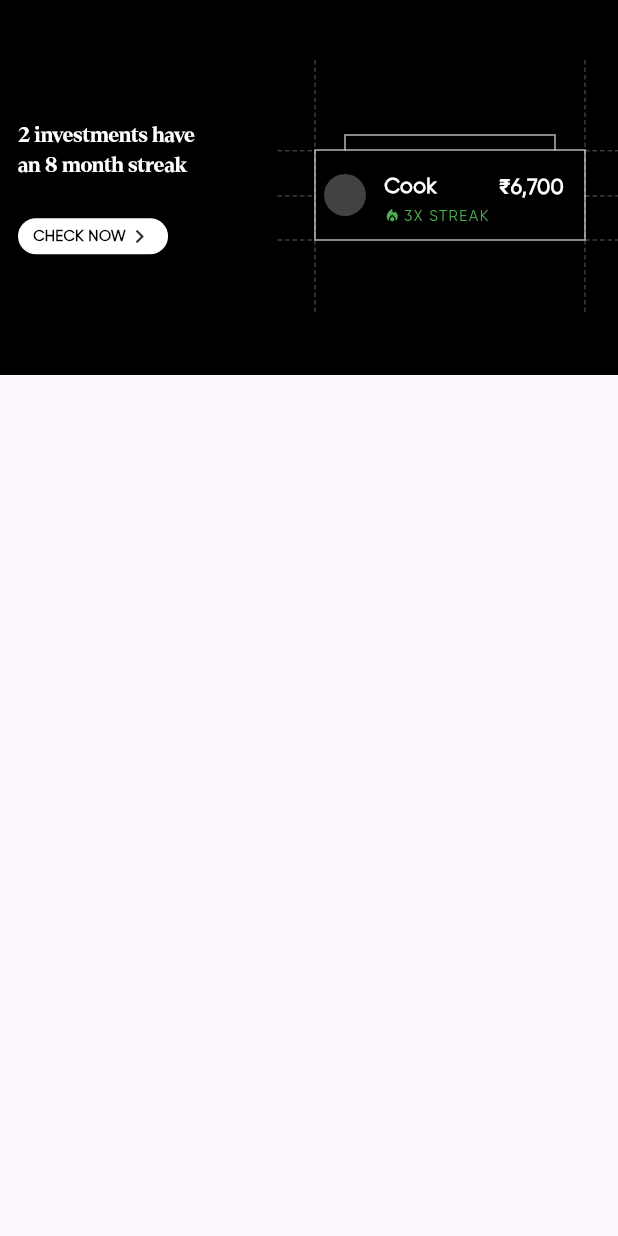
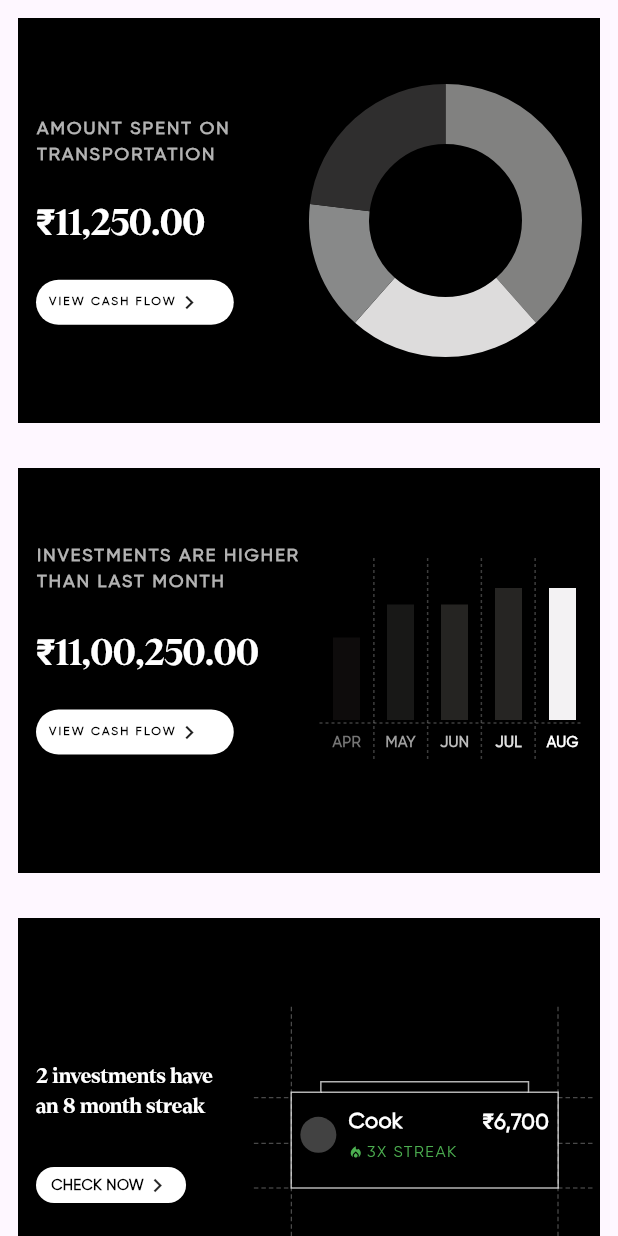
Before and after one commit to StumatoXPlum/Plum_ClientSide, a Flutter app: the screen it shows after launch, on a phone screen of 412 x 824 dp. Run offline on Flutter 3.47's test engine with Material 3 defaults, Android fonts, the phone set to English and light mode, and no system bars; drawn by our look-alikes of fl_chart; our stand-ins replace device_preview.

Commit message:
responsive UI

```diff
--- /dev/null
+++ b/devtools_options.yaml
@@ -0,0 +1,3 @@
+description: This file stores settings for Dart & Flutter DevTools.
+documentation: https://docs.flutter.dev/tools/devtools/extensions#configure-extension-enablement-states
+extensions:
--- a/lib/main.dart
+++ b/lib/main.dart
@@ -1,8 +1,15 @@
+import 'package:device_preview/device_preview.dart';
+import 'package:flutter/foundation.dart';
 import 'package:flutter/material.dart';
-import 'package:task1/presentation/views/streak_screen.dart';
+import 'package:task1/presentation/views/combined_screen.dart';
 
 void main() {
-  runApp(MyApp());
+  runApp(
+    DevicePreview(
+      enabled: !kReleaseMode,
+      builder: (context) => MyApp(),
+    ),
+  );
 }
 
 class MyApp extends StatelessWidget {
@@ -11,9 +18,11 @@ class MyApp extends StatelessWidget {
   @override
   Widget build(BuildContext context) {
     return MaterialApp(
+      locale: DevicePreview.locale(context),
+      builder: DevicePreview.appBuilder,
       debugShowCheckedModeBanner: false,
       title: 'Flutter Demo',
-      home: StreakScreen(),
+      home: CombinedScreen(),
     );
   }
 }
--- a/lib/presentation/viewmodels/bar_graph_vm.dart
+++ b/lib/presentation/viewmodels/bar_graph_vm.dart
@@ -332,11 +332,13 @@ class BarLabel extends StatelessWidget {
     return Column(
       crossAxisAlignment: CrossAxisAlignment.center,
       children: [
-        const SizedBox(height: 9),
-        Text(
-          label ?? '',
-          style: AppTextStyles.gilroyRegular.copyWith(
-              color: color, fontSize: 10, fontWeight: FontWeight.bold),
+        Padding(
+          padding: const EdgeInsets.only(top: 8.0),
+          child: Text(
+            label ?? '',
+            style: AppTextStyles.gilroyRegular.copyWith(
+                color: color, fontSize: 10, fontWeight: FontWeight.bold),
+          ),
         ),
         // const SizedBox(height: 2),
         // if (subLabel != null)
--- a/lib/presentation/views/bar_graph_screen.dart
+++ b/lib/presentation/views/bar_graph_screen.dart
@@ -1,10 +1,109 @@
 import 'package:fl_chart/fl_chart.dart';
 import 'package:flutter/material.dart';
 import 'package:task1/Utils/fonts/fonts.dart';
+import 'package:task1/presentation/dummy%20data/dummy_bar_data.dart';
 import 'package:task1/presentation/viewmodels/bar_graph_vm.dart';
 
-class BarGraphScreen extends StatefulWidget {
+class BarGraphScreen extends StatelessWidget {
   const BarGraphScreen({
+    super.key,
+  });
+
+  @override
+  Widget build(BuildContext context) {
+    return Scaffold(
+      body: Container(
+        height: 270,
+        width: double.infinity,
+        decoration: const BoxDecoration(color: Colors.black),
+        child: Padding(
+          padding: const EdgeInsets.symmetric(horizontal: 12.0),
+          child: Stack(
+            children: [
+              Positioned(
+                right: -5,
+                child: BarGraphWidget(
+                  graphVm: DummyBarData.getMockData(),
+                ),
+              ),
+              Positioned(
+                top: 50,
+                child: ForeGroundData(),
+              ),
+            ],
+          ),
+        ),
+      ),
+    );
+  }
+}
+
+class ForeGroundData extends StatelessWidget {
+  const ForeGroundData({super.key});
+
+  @override
+  Widget build(BuildContext context) {
+    // double screenHeight = MediaQuery.of(context).size.height;
+    double screenWidth = MediaQuery.of(context).size.width;
+    return Expanded(
+      child: Column(
+        spacing: 18,
+        crossAxisAlignment: CrossAxisAlignment.start,
+        mainAxisSize: MainAxisSize.min,
+        children: [
+          Text(
+            "INVESTMENTS ARE HIGHER\nTHAN LAST MONTH",
+            style: AppTextStyles.gilroyBold.copyWith(
+              fontSize: 12,
+              color: Colors.white70,
+              fontWeight: FontWeight.bold,
+              letterSpacing: 1.4,
+            ),
+            maxLines: 2,
+          ),
+          Text(
+            "₹11,00,250.00",
+            style: AppTextStyles.dentonBold
+                .copyWith(fontSize: 24, color: Colors.white, height: 1.7),
+          ),
+          Container(
+            width: screenWidth * 0.32,
+            padding: EdgeInsets.only(left: 8, top: 6, bottom: 6, right: 1),
+            decoration: BoxDecoration(
+              color: Colors.white,
+              borderRadius: BorderRadius.horizontal(
+                right: Radius.circular(18),
+                left: Radius.circular(18),
+              ),
+            ),
+            child: Row(
+              mainAxisSize: MainAxisSize.min,
+              children: [
+                Text(
+                  "VIEW CASH FLOW",
+                  style: AppTextStyles.gilroyBold.copyWith(
+                    fontSize: 8,
+                    color: Colors.black,
+                    fontWeight: FontWeight.bold,
+                    height: 2,
+                    letterSpacing: 1.4,
+                  ),
+                ),
+                Icon(
+                  Icons.keyboard_arrow_right_outlined,
+                  size: 18,
+                )
+              ],
+            ),
+          ),
+        ],
+      ),
+    );
+  }
+}
+
+class BarGraphWidget extends StatefulWidget {
+  const BarGraphWidget({
     super.key,
     required this.graphVm,
     this.onBarTap,
@@ -14,10 +113,10 @@ class BarGraphScreen extends StatefulWidget {
   final void Function(int, bool)? onBarTap;
 
   @override
-  State<BarGraphScreen> createState() => _BarGraphScreenState();
+  State<BarGraphWidget> createState() => _BarGraphWidgetState();
 }
 
-class _BarGraphScreenState extends State<BarGraphScreen> {
+class _BarGraphWidgetState extends State<BarGraphWidget> {
   final double _barWidth = 18;
   final double _barLabelHeight = 36;
   final List<Color> customColors = [
@@ -35,73 +134,9 @@ class _BarGraphScreenState extends State<BarGraphScreen> {
     Colors.grey[300]!,
     Colors.white
   ];
-
   @override
   Widget build(BuildContext context) {
-    return Scaffold(
-      body: Container(
-        // height: 300,
-        width: double.infinity,
-        decoration: const BoxDecoration(color: Colors.black),
-        child: Padding(
-          padding: const EdgeInsets.symmetric(horizontal: 12.0),
-          child: Row(
-            children: [
-              Expanded(
-                child: Column(
-                  spacing: 15,
-                  crossAxisAlignment: CrossAxisAlignment.start,
-                  mainAxisSize: MainAxisSize.min,
-                  children: [
-                    Text(
-                      "INVESTMENTS ARE HIGHER\nTHAN LAST MONTH",
-                      style: AppTextStyles.gilroyBold.copyWith(
-                        fontSize: 12,
-                        color: Colors.white70,
-                        fontWeight: FontWeight.bold,
-                        letterSpacing: 1.4,
-                      ),
-                      maxLines: 2,
-                    ),
-                    Text(
-                      "₹11,00,250.00",
-                      style: AppTextStyles.dentonBold.copyWith(
-                          fontSize: 24, color: Colors.white, height: 1.7),
-                    ),
-                    Container(
-                      padding:
-                          EdgeInsets.symmetric(horizontal: 10, vertical: 2),
-                      decoration: BoxDecoration(
-                        color: Colors.white,
-                        borderRadius: BorderRadius.horizontal(
-                          right: Radius.circular(18),
-                          left: Radius.circular(18),
-                        ),
-                      ),
-                      child: Row(
-                        mainAxisSize: MainAxisSize.min,
-                        children: [
-                          Text(
-                            "VIEW CASH FLOW",
-                            style: AppTextStyles.gilroyBold.copyWith(
-                              fontSize: 10,
-                              color: Colors.black,
-                              fontWeight: FontWeight.bold,
-                              height: 2,
-                              letterSpacing: 1.4,
-                            ),
-                          ),
-                          Icon(
-                            Icons.keyboard_arrow_right_outlined,
-                            size: 18,
-                          )
-                        ],
-                      ),
-                    ),
-                  ],
-                ),
-              ),
-              Padding(
+    return Padding(
       padding: const EdgeInsets.only(top: 80.0),
       child: SizedBox(
         width: 180, //chart height/wdith
@@ -133,17 +168,16 @@ class _BarGraphScreenState extends State<BarGraphScreen> {
                       sideTitles: SideTitles(
                         showTitles: true,
                         getTitlesWidget: (value, meta) {
-                                    if (value.toInt() >=
-                                        widget.graphVm.numberOfBars) {
+                          if (value.toInt() >= widget.graphVm.numberOfBars) {
                             return Text(
                               '',
                             );
                           }
                           return BarLabel(
-                                      label: widget.graphVm
-                                          .dataPoints[value.toInt()].xLabel,
-                                      subLabel: widget.graphVm
-                                          .dataPoints[value.toInt()].xSubLabel,
+                            label:
+                                widget.graphVm.dataPoints[value.toInt()].xLabel,
+                            subLabel: widget
+                                .graphVm.dataPoints[value.toInt()].xSubLabel,
                             color: barLabelColors[value.toInt()],
                           );
                         },
@@ -156,8 +190,7 @@ class _BarGraphScreenState extends State<BarGraphScreen> {
                       x: index,
                       barRods: [
                         BarChartRodData(
-                                    toY:
-                                        widget.graphVm.dataPoints[index].yValue,
+                          toY: widget.graphVm.dataPoints[index].yValue,
                           width: _barWidth,
                           borderRadius: const BorderRadius.vertical(
                               top: Radius.circular(0)),
@@ -172,11 +205,6 @@ class _BarGraphScreenState extends State<BarGraphScreen> {
           ],
         ),
       ),
-              ),
-            ],
-          ),
-        ),
-      ),
     );
   }
 }
--- /dev/null
+++ b/lib/presentation/views/combined_screen.dart
@@ -0,0 +1,31 @@
+import 'package:flutter/material.dart';
+import 'package:task1/presentation/views/bar_graph_screen.dart';
+import 'package:task1/presentation/views/pie_chart_screen.dart';
+import 'package:task1/presentation/views/recurring_payment_screen.dart';
+import 'package:task1/presentation/views/streak_screen.dart';
+
+class CombinedScreen extends StatelessWidget {
+  const CombinedScreen({super.key});
+
+  @override
+  Widget build(BuildContext context) {
+    return Scaffold(
+      body: SingleChildScrollView(
+        child: Padding(
+          padding: EdgeInsets.all(12),
+          child: Column(
+            crossAxisAlignment: CrossAxisAlignment.stretch,
+            children: [
+              SizedBox(height: 300, child: PieChartScreen()),
+              SizedBox(
+                  height: 300,
+                  child: BarGraphScreen()),
+              SizedBox(height: 300, child: StreakScreen()),
+              SizedBox(height: 300, child: RecurringPaymentScreen()),
+            ],
+          ),
+        ),
+      ),
+    );
+  }
+}
--- a/lib/presentation/views/pie_chart_screen.dart
+++ b/lib/presentation/views/pie_chart_screen.dart
@@ -13,6 +13,7 @@ class PieChartScreen extends StatelessWidget {
       HomeVisualSectionItemVm(percentage: 20.0),
       HomeVisualSectionItemVm(percentage: 30.0),
     ];
+    double screenWidth = MediaQuery.of(context).size.width;
 
     return Scaffold(
       body: Container(
@@ -47,8 +48,9 @@ class PieChartScreen extends StatelessWidget {
                       ),
                     ),
                     Container(
+                      width: screenWidth * 0.32,
                       padding:
-                          EdgeInsets.symmetric(horizontal: 10, vertical: 2),
+                          EdgeInsets.only(left: 8, top: 6, bottom: 6, right: 1),
                       decoration: BoxDecoration(
                         color: Colors.white,
                         borderRadius: BorderRadius.horizontal(
@@ -62,7 +64,7 @@ class PieChartScreen extends StatelessWidget {
                           Text(
                             "VIEW CASH FLOW",
                             style: AppTextStyles.gilroyBold.copyWith(
-                              fontSize: 10,
+                              fontSize: 8,
                               color: Colors.black,
                               fontWeight: FontWeight.bold,
                               height: 2,
--- a/lib/presentation/views/streak_screen.dart
+++ b/lib/presentation/views/streak_screen.dart
@@ -26,12 +26,13 @@ class StreakScreen extends StatelessWidget {
         decoration: const BoxDecoration(color: Colors.black),
         child: Padding(
           padding: const EdgeInsets.symmetric(horizontal: 12.0),
-          child: Row(
+          child: Stack(
             children: [
-              Expanded(
+              Positioned(
+                bottom: 60,
                 child: Column(
-                  spacing: 25,
                   crossAxisAlignment: CrossAxisAlignment.start,
+                  spacing: 30,
                   mainAxisSize: MainAxisSize.min,
                   children: [
                     Text(
@@ -73,9 +74,13 @@ class StreakScreen extends StatelessWidget {
                   ],
                 ),
               ),
-              CustomPaint(
-                painter: GuidelinesPainter(),
-                child: CustomCard(),
+              Positioned(
+                right: 6,
+                bottom: 70,
+                child: CustomPaint(
+                  painter: GuidelinesPainter(),
+                  child: CustomCard(),
+                ),
               ),
             ],
           ),
@@ -90,64 +95,68 @@ class CustomCard extends StatelessWidget {
 
   @override
   Widget build(BuildContext context) {
+    double screenWidth = MediaQuery.of(context).size.width;
+    double screenHeight = MediaQuery.of(context).size.height;
+
     return CustomPaint(
       painter: CustomContainer(),
       child: Container(
-        width: 200,
-        height: 70,
-        padding: EdgeInsets.fromLTRB(16, 24, 24, 14),
+        padding: EdgeInsets.symmetric(horizontal: 16, vertical: 8),
+        width: screenWidth * 0.48,
+        height: screenHeight * 0.086,
         child: Row(
+          mainAxisSize: MainAxisSize.min,
           children: [
             Container(
-              width: 28,
-              height: 28,
+              width: 24,
+              height: 24,
               decoration: BoxDecoration(
                 shape: BoxShape.circle,
                 color: Colors.grey[800],
               ),
             ),
-            SizedBox(width: 12),
+            const SizedBox(width: 8),
             Expanded(
               child: Column(
                 crossAxisAlignment: CrossAxisAlignment.start,
                 mainAxisAlignment: MainAxisAlignment.center,
                 children: [
                   Row(
+                    mainAxisAlignment: MainAxisAlignment.spaceBetween,
                     children: [
                       Text(
                         'Cook',
                         style: AppTextStyles.gilroyBold.copyWith(
                           color: Colors.white,
-                          fontSize: 14,
+                          fontSize: MediaQuery.of(context).size.width * 0.035,
+                          overflow: TextOverflow.ellipsis,
                         ),
-                      ),
-                      Expanded(
-                        child: Container(),
                       ),
                       Text(
                         '₹6,700',
                         style: AppTextStyles.gilroyRegular.copyWith(
                           color: Colors.white,
-                          fontSize: 14,
+                          fontSize: MediaQuery.of(context).size.width * 0.035,
                           fontWeight: FontWeight.bold,
                         ),
                       ),
                     ],
                   ),
-                  SizedBox(height: 2),
+                  const SizedBox(height: 1),
                   Row(
+                    mainAxisSize: MainAxisSize.min,
                     children: [
-                      Icon(
+                      const Icon(
                         Icons.local_fire_department,
                         color: Colors.green,
-                        size: 11,
+                        size: 10,
                       ),
-                      SizedBox(width: 2),
+                      const SizedBox(width: 2),
                       Text(
                         '3X STREAK',
                         style: AppTextStyles.gilroyRegular.copyWith(
                           color: Colors.green,
-                          fontSize: 10,
+                          fontSize: MediaQuery.of(context).size.width * 0.026,
                           letterSpacing: 1,
                         ),
                       ),
--- a/pubspec.yaml
+++ b/pubspec.yaml
@@ -37,6 +37,7 @@ dependencies:
   flutter_svg: ^2.0.17
   fl_chart: ^0.70.2
   dotted_line: ^3.2.3
+  device_preview: ^1.2.0
 
 dev_dependencies:
   flutter_test:
```
Also changed, not shown: lib/Utils/painters/custom_container.dart (+17 -10 lines), lib/presentation/views/recurring_payment_screen.dart (+17 -14 lines), lib/Utils/painters/guidelines_painter.dart (line endings or trailing spaces), pubspec.lock, 1 other file. Lines whose indentation alone changed are shown as unchanged.
